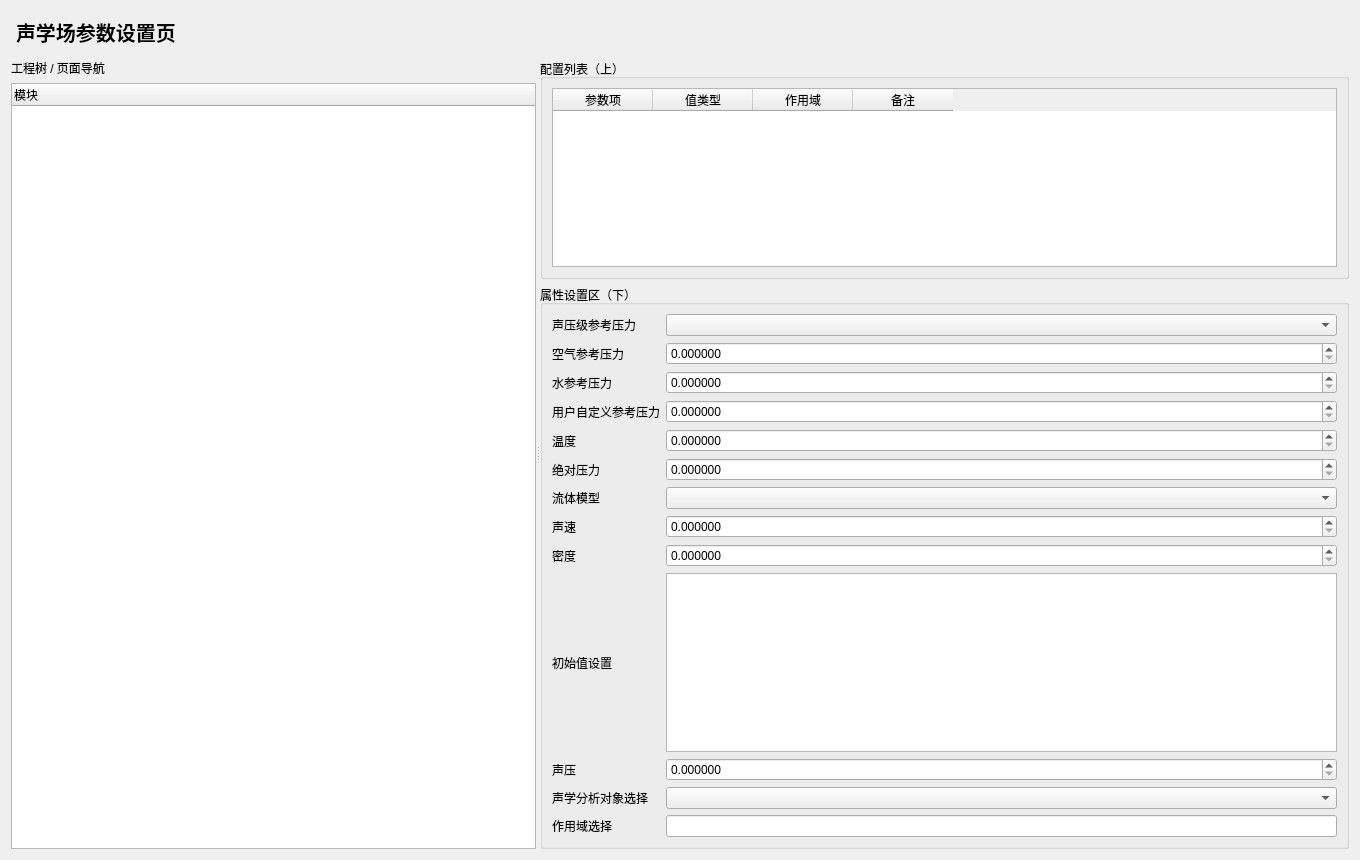
This is plugins/Base_Display/AcousticParameterPage.ui in asd977/base_cae as Qt 5 draws it before an edit. The edited form follows.
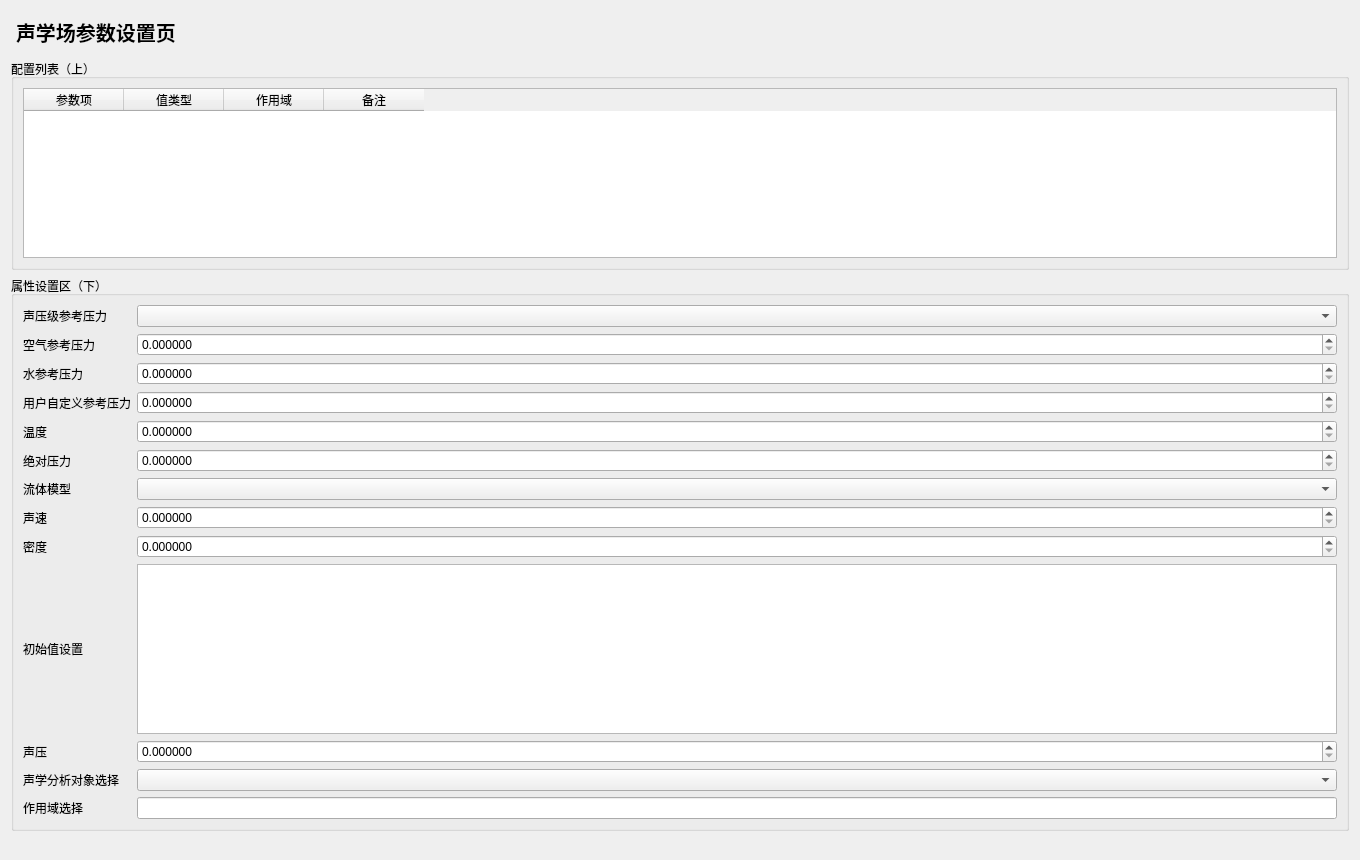
This is the edited form.

Commit message: 按评审意见移除左侧导航并补充底部纵向弹簧

Patch:
```diff
--- a/plugins/Base_Display/AcousticParameterPage.ui
+++ b/plugins/Base_Display/AcousticParameterPage.ui
@@ -6,17 +6,6 @@
   <layout class="QVBoxLayout" name="rootLayout">
    <item><widget class="QLabel" name="titleLabel"><property name="styleSheet"><string notr="true">font-size:20px;font-weight:700;padding:6px 0;</string></property><property name="text"><string>声学场参数设置页</string></property></widget></item>
    <item>
-    <widget class="QSplitter" name="mainSplitter">
-     <property name="orientation"><enum>Qt::Horizontal</enum></property>
-     <widget class="QWidget" name="leftPanel">
-      <layout class="QVBoxLayout" name="leftLayout">
-       <item><widget class="QLabel" name="navTitle"><property name="text"><string>工程树 / 页面导航</string></property></widget></item>
-       <item><widget class="QTreeWidget" name="navTree"><column><property name="text"><string>模块</string></property></column></widget></item>
-      </layout>
-     </widget>
-     <widget class="QWidget" name="rightPanel">
-      <layout class="QVBoxLayout" name="rightLayout">
-       <item>
         <widget class="QGroupBox" name="listGroup"><property name="title"><string>配置列表（上）</string></property>
          <layout class="QVBoxLayout" name="listLayout">
           <item><widget class="QTableWidget" name="configTable">              <column><property name="text"><string>参数项</string></property></column>
@@ -59,9 +48,11 @@
          </layout>
         </widget>
        </item>
-      </layout>
-     </widget>
-    </widget>
+   <item>
+    <spacer name="verticalSpacer">
+     <property name="orientation"><enum>Qt::Vertical</enum></property>
+     <property name="sizeHint" stdset="0"><size><width>20</width><height>40</height></size></property>
+    </spacer>
    </item>
   </layout>
  </widget>
```
Left out of the diff: 3 changed lines with no effect on the pictures. Lines whose indentation alone changed are shown as unchanged. The commit also changes 23 other files.
